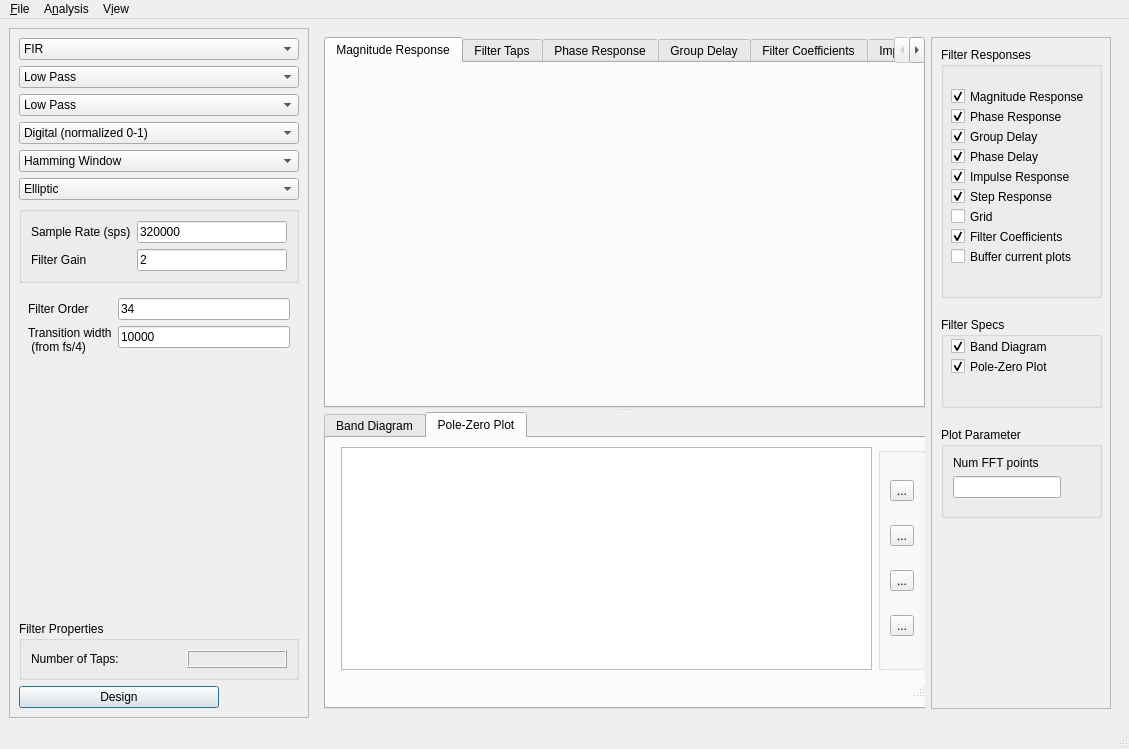
First picture: the form in gr-filter/python/filter/gui/pyqt_filter_stacked.ui, repository ZakyHermawan/gnuradio, before the edit.
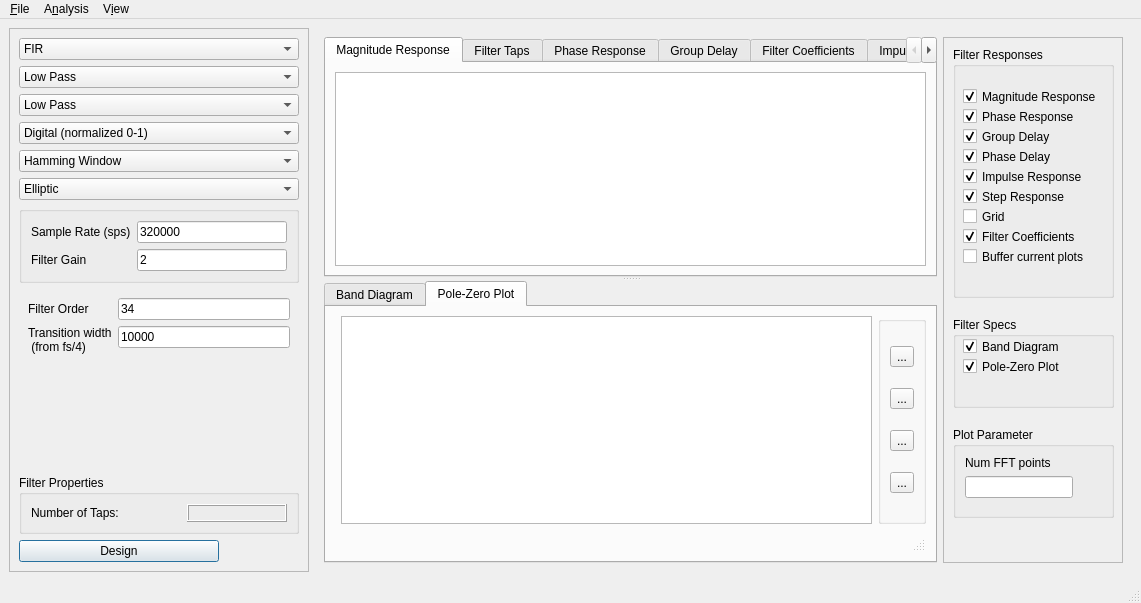
Second picture: the form after the edit. Icons and pictures are not drawn. Custom widgets are drawn as their Qt base class.

Commit message:
filter: continue transition to PyQt5/PyQtGraph
Added back in GridView functionality with simplified multiplot
Fixed issue with FIR filters being added multiple times to dropbox
Put the grid back on the Pz plot
Disable Ideal Band and Buffer Current Plots

Still many issues to get this back to the pre-3.8 fdtool:
- Pole Zero plot is not interactive
- Buffer current plot is disabled
- Ideal band plot is disabled
- Plot Zoom is not quite right, or I haven't figured out the default
behavior
- Axes in overlay mode need to be colored to match the curves

The edit to the form file:
```diff
--- a/gr-filter/python/filter/gui/pyqt_filter_stacked.ui
+++ b/gr-filter/python/filter/gui/pyqt_filter_stacked.ui
@@ -6,8 +6,8 @@
    <rect>
     <x>0</x>
     <y>0</y>
-    <width>1129</width>
-    <height>749</height>
+    <width>1141</width>
+    <height>590</height>
    </rect>
   </property>
   <property name="windowTitle">
@@ -74,7 +74,11 @@
             <attribute name="title">
              <string>Magnitude Response</string>
             </attribute>
-            <layout class="QHBoxLayout" name="horizontalLayout_9"/>
+            <layout class="QHBoxLayout" name="horizontalLayout_9">
+             <item>
+              <widget class="GrFilterPlotWidget" name="freqPlot"/>
+             </item>
+            </layout>
            </widget>
            <widget class="QWidget" name="timeTab">
             <attribute name="title">
@@ -2124,8 +2128,8 @@
     <rect>
      <x>0</x>
      <y>0</y>
-     <width>1129</width>
-     <height>30</height>
+     <width>1141</width>
+     <height>20</height>
     </rect>
    </property>
    <widget class="QMenu" name="menu_File">
@@ -2520,6 +2524,11 @@
    <extends>QGraphicsView</extends>
    <header>polezero_plot</header>
   </customwidget>
+  <customwidget>
+   <class>GrFilterPlotWidget</class>
+   <extends>QGraphicsView</extends>
+   <header>GrFilterPlotWidget.h</header>
+  </customwidget>
  </customwidgets>
  <tabstops>
   <tabstop>filterTypeComboBox</tabstop>
```
Left out of the diff: 50 changed lines with no effect on the pictures. The commit also changes 6 other files.
